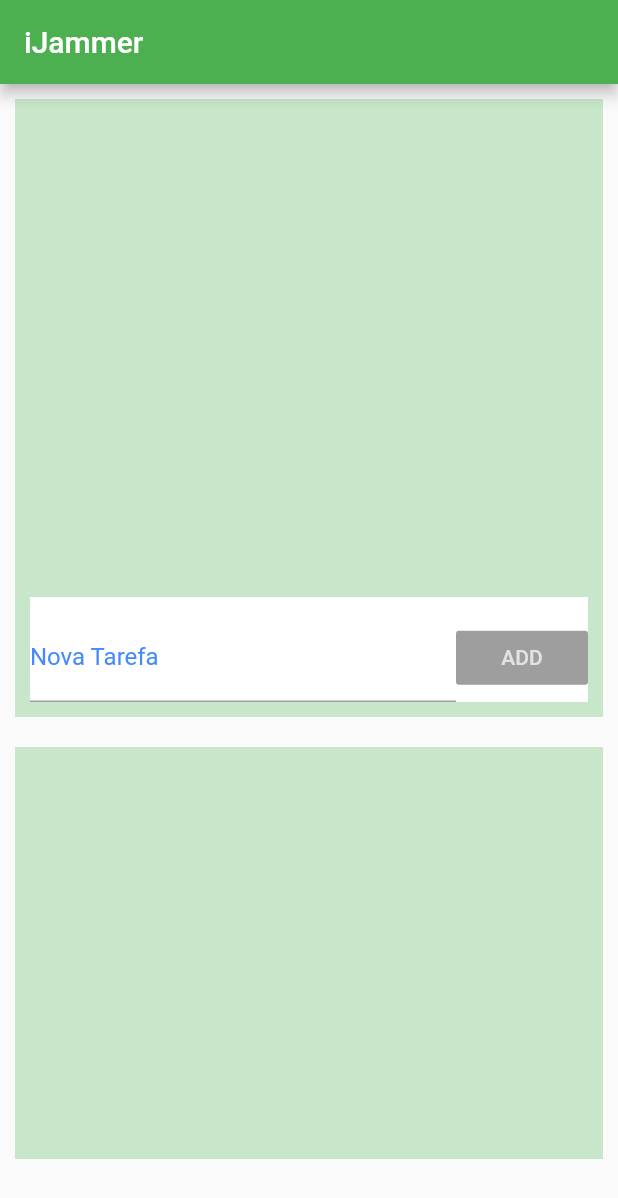
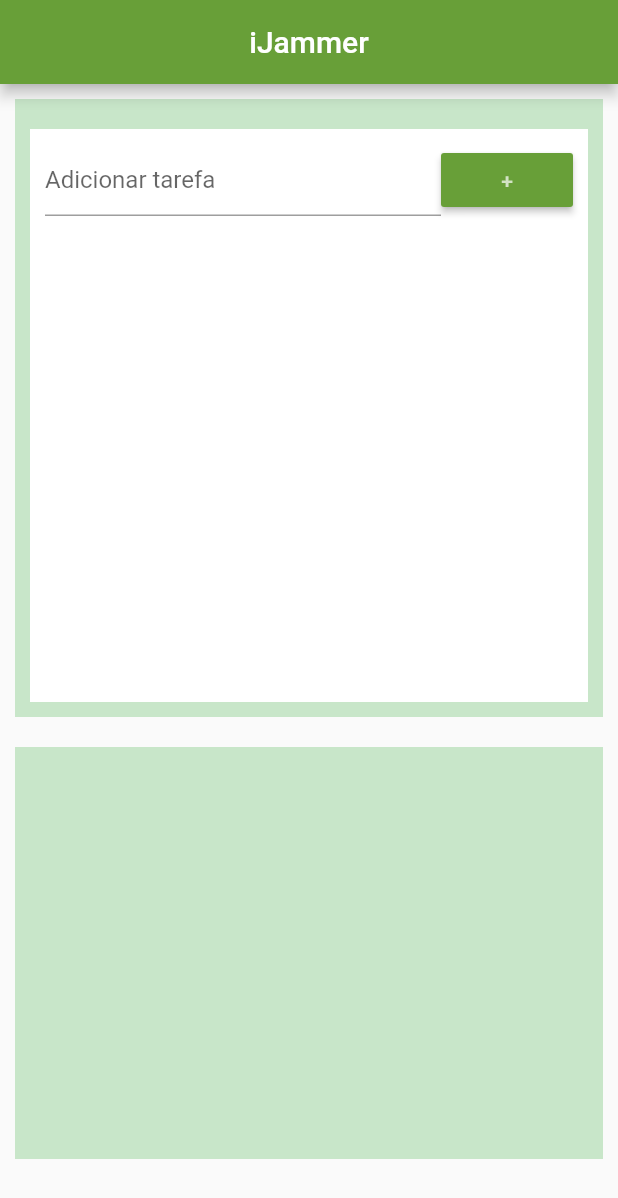
Before and after one commit to nartojunior/mpes0013-desenv-apl-moveis, a Flutter app: the screen it shows after launch, on a phone screen of 412 x 824 dp. Shown: the top 1198 px of the screen. Run offline on Flutter 3.47's test engine with Material 2 defaults, Android fonts, the phone set to English and light mode, and no system bars.

Commit message:
dois containers

```diff
--- a/mpes0013/lib/main.dart
+++ b/mpes0013/lib/main.dart
@@ -1,77 +1,46 @@
+import 'dart:convert';
+import 'dart:io';
 import 'package:flutter/material.dart';
+import 'package:path_provider/path_provider.dart';
 
-void main() => runApp(MyApp());
-
-class MyApp extends StatelessWidget {
-  // This widget is the root of your application.
-  @override
-  Widget build(BuildContext context) {
-    return MaterialApp(
-      title: 'iJammer',
-      theme: ThemeData(
-        // This is the theme of your application.
-        //
-        // Try running your application with "flutter run". You'll see the
-        // application has a blue toolbar. Then, without quitting the app, try
-        // changing the primarySwatch below to Colors.green and then invoke
-        // "hot reload" (press "r" in the console where you ran "flutter run",
-        // or simply save your changes to "hot reload" in a Flutter IDE).
-        // Notice that the counter didn't reset back to zero; the application
-        // is not restarted.
-        primarySwatch: Colors.green,
-      ),
-      home: MyHomePage(title: 'iJammer'),
-    );
-  }
+void main() {
+  runApp(MaterialApp(title: "iJammer", home: Home()));
 }
 
-class MyHomePage extends StatefulWidget {
-  MyHomePage({Key key, this.title}) : super(key: key);
+class Home extends StatefulWidget {
+  @override
+  _HomeState createState() => _HomeState();
+}
 
-  // This widget is the home page of your application. It is stateful, meaning
-  // that it has a State object (defined below) that contains fields that affect
-  // how it looks.
+class _HomeState extends State<Home> {
+  List _todoList = [];
+  Map<String, dynamic> _lastRemoved = Map();
+  int _lastRemovedPos;
 
-  // This class is the configuration for the state. It holds the values (in this
-  // case the title) provided by the parent (in this case the App widget) and
-  // used by the build method of the State. Fields in a Widget subclass are
-  // always marked "final".
-
-  final String title;
+  TextEditingController _todoController = TextEditingController();
 
   @override
-  _MyHomePageState createState() => _MyHomePageState();
-}
-
-class _MyHomePageState extends State<MyHomePage> {
-  int _counter = 0;
-
-  void _incrementCounter() {
+  void initState() {
+    super.initState();
+    _readData().then((data) {
       setState(() {
-      // This call to setState tells the Flutter framework that something has
-      // changed in this State, which causes it to rerun the build method below
-      // so that the display can reflect the updated values. If we changed
-      // _counter without calling setState(), then the build method would not be
-      // called again, and so nothing would appear to happen.
-      _counter++;
+        _todoList = json.decode(data);
+      });
     });
   }
 
   @override
   Widget build(BuildContext context) {
-    // This method is rerun every time setState is called, for instance as done
-    // by the _incrementCounter method above.
-    //
-    // The Flutter framework has been optimized to make rerunning build methods
-    // fast, so that you can just rebuild anything that needs updating rather
-    // than having to individually change instances of widgets.
-    return Scaffold(
+    Scaffold screen = Scaffold(
         appBar: AppBar(
-        // Here we take the value from the MyHomePage object that was created by
-        // the App.build method, and use it to set our appbar title.
-        title: Text(widget.title),
+          title: Text("iJammer"),
+          backgroundColor: Colors.lightGreen[700],
+          centerTitle: true,
         ),
-      body: Center(
+        body:
+            //start of app body
+
+            Center(
                 // Center is a layout widget. It takes a single child and positions it
                 // in the middle of the parent.
                 child: Column(
@@ -91,75 +60,203 @@ class _MyHomePageState extends State<MyHomePage> {
                     // horizontal).
                     mainAxisAlignment: MainAxisAlignment.start,
                     children: <Widget>[
-            Container( // to do container
+              Container(
+                // to do container
                 margin: const EdgeInsets.all(10.0),
                 color: Colors.green[100],
                 width: MediaQuery.of(context).size.width,
-              height: MediaQuery.of(context).size.height/2,
-              child:  Column( //scroll columns
+                height: MediaQuery.of(context).size.height / 2,
+                child: Column(
+                    //body of to do app
                     mainAxisAlignment: MainAxisAlignment.end,
                     children: <Widget>[
+                      // start of body of to do app
+
                       Container(
-
                         margin: const EdgeInsets.all(10.0),
-                    alignment: Alignment.bottomCenter,
-                    color: Colors.white,//[100],
+                        alignment: Alignment.topCenter,
+                        color: Colors.white,
+                        //[100],
                         width: MediaQuery.of(context).size.width,
-                    height: 70,
-                      child: Row(children: <Widget>[
+                        height: MediaQuery.of(context).size.height/2 - 30,
+                        child:
+                            //* MAIN APP
+                            Column(
+                          children: <Widget>[
+                            Container(
+                              padding: EdgeInsets.all(10),
+                              //EdgeInsets.fromLTRB(17.0, 1.0, 7.0, 1.0),
+                              child: Row(
+                                children: <Widget>[
                                   Expanded(
                                     child: TextField(
-
-                            //controller: _todoController,
+                                      controller: _todoController,
                                       decoration: InputDecoration(
-                              labelText: "Nova Tarefa",
-                              labelStyle: TextStyle(color: Colors.blueAccent),
+                                        hintText: "Adicionar tarefa",
+                                        labelStyle: TextStyle(
+                                            color: Colors.lightGreen[700]),
                                       ),
-
                                     ),
                                   ),
                                   RaisedButton(
-                          color: Colors.blueAccent,
-                          child: Text("ADD"),
+                                    color: Colors.lightGreen[700],
+                                    child: Text("+"),
                                     textColor: Colors.white70,
-                          //onPressed: addTodo,
+                                    onPressed: addTodo,
                                   )
                                 ],
+                              ),
+                            ),
+                            Expanded(
+                              child: RefreshIndicator(
+                                onRefresh: _refresh,
+                                child: ListView.builder(
+                                    padding: EdgeInsets.only(top: 10.0),
+                                    itemCount: _todoList.length,
+                                    itemBuilder: buildItem),
+                              ),
+                            ),
+                          ],
+                        ),
+                        //   MAIN APP */
+                      ),
 
+                      // container branco
+                     /*
+                      Container(
+                        margin: const EdgeInsets.all(10.0),
+                        alignment: Alignment.bottomCenter,
+                        color: Colors.white,
+                        //[100],
+                        width: MediaQuery.of(context).size.width,
+                        height: 70,
+                        //child
+                      )
+*/
 
-                    )
-                    )
-                  ]
+                      // end of body of to do app
+                    ]),
+              ), //container do todoapp
 
-
-              )
-            ),
-            Container( // o pomodoro precisa rodar dentro desse container
+              Container(
+                // o pomodoro precisa rodar dentro desse container
                 margin: const EdgeInsets.all(10.0),
                 color: Colors.green[100],
                 width: MediaQuery.of(context).size.width,
-              height: MediaQuery.of(context).size.height/3,
+                height: MediaQuery.of(context).size.height / 3,
               ),
 
+              // end of app body
+            ])));
 
-            /*Text(
-              'You have pushed the button this many times:',
-            ),
-            Text(
-              '$_counter',
-              style: Theme.of(context).textTheme.display1,
-            ),*/
+    return screen;
+  }
 
-
-            ],
+  Widget buildItem(context, index) {
+    return Dismissible(
+      key: Key(DateTime.now().millisecondsSinceEpoch.toString()),
+      background: Container(
+        color: Colors.red,
+        child: Align(
+          alignment: Alignment(-0.9, 0.0),
+          child: Icon(
+            Icons.delete,
+            color: Colors.white,
           ),
         ),
-      /*floatingActionButton: FloatingActionButton(
-        onPressed: _incrementCounter,
-        tooltip: 'Increment',
-        child: Icon(Icons.add),
-      ), // This trailing comma makes auto-formatting nicer for build methods.
-    */
+      ),
+      direction: DismissDirection.startToEnd,
+      child: CheckboxListTile(
+        title: Text(_todoList[index]["title"]),
+        value: _todoList[index]["ok"],
+        secondary: CircleAvatar(
+          child:
+              Icon(_todoList[index]["ok"] ? Icons.check : Icons.brightness_1),
+        ),
+        onChanged: (c) {
+          checkTodo(index, c);
+        },
+      ),
+      onDismissed: (direction) {
+        setState(() {
+          _lastRemoved = Map.from(_todoList[index]);
+          _lastRemovedPos = index;
+          _todoList.removeAt(index);
+          _saveData();
+
+          final snack = SnackBar(
+            content: Text("Tarefa ${_lastRemoved["title"]} removida."),
+            action: SnackBarAction(
+                label: "Desfazer",
+                onPressed: () {
+                  setState(() {
+                    _todoList.insert(_lastRemovedPos, _lastRemoved);
+                    _saveData();
+                  });
+                }),
+            duration: Duration(seconds: 2),
+          );
+          Scaffold.of(context).removeCurrentSnackBar();
+          Scaffold.of(context).showSnackBar(snack);
+        });
+      },
     );
   }
+
+  Future<File> _getFile() async {
+    final directory = await getApplicationDocumentsDirectory();
+    return File("${directory.path}/data.json");
   }
+
+  Future<File> _saveData() async {
+    String data = json.encode(_todoList);
+    final file = await _getFile();
+    return file.writeAsString(data);
+  }
+
+  Future<String> _readData() async {
+    try {
+      final file = await _getFile();
+      return file.readAsString();
+    } catch (e) {
+      return null;
+    }
+  }
+
+  void addTodo() {
+    setState(() {
+      Map<String, dynamic> newTodo = Map();
+      newTodo["title"] = _todoController.text;
+      _todoController.text = "";
+      newTodo["ok"] = false;
+      _todoList.add(newTodo);
+      _saveData();
+    });
+  }
+
+  void checkTodo(index, c) {
+    setState(() {
+      _todoList[index]["ok"] = c;
+      _saveData();
+    });
+  }
+
+  Future<Null> _refresh() async {
+    await Future.delayed(Duration(seconds: 1));
+
+    setState(() {
+      _todoList.sort((a, b) {
+        if (a["ok"] && !b["ok"])
+          return 1;
+        else if (!a["ok"] && b["ok"])
+          return -1;
+        else
+          return 0;
+      });
+
+      _saveData();
+    });
+
+    return null;
+  }
+}
```
Also changed, not shown: mpes0013/pubspec.yaml (+4 -3 lines), 26 other files. Lines whose indentation alone changed are shown as unchanged.
